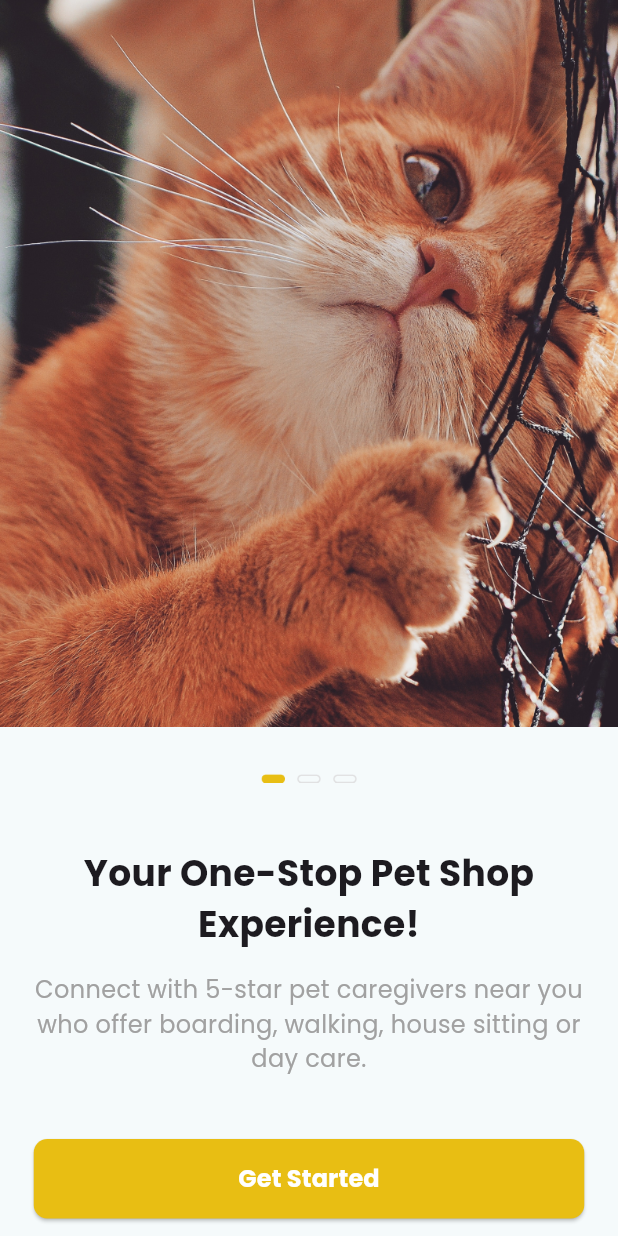
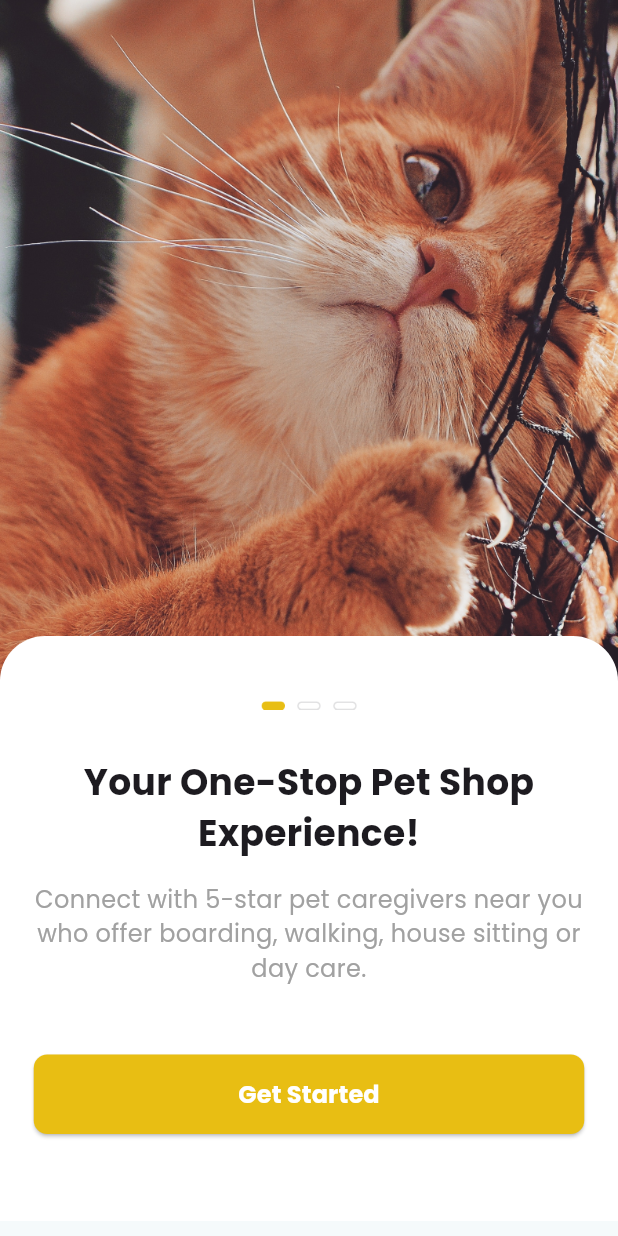
Before and after one commit to czarbasanal/flutter_petshop_app, a Flutter app: the screen it shows after launch, on a phone screen of 412 x 824 dp. Run offline on Flutter 3.47's test engine with Material 3 defaults, Android fonts, the light colour scheme and no system bars; drawn by our look-alikes of carousel_slider; our stand-ins replace google_fonts.

Commit message:
onboarding final layout

```diff
--- a/lib/main.dart
+++ b/lib/main.dart
@@ -3,7 +3,6 @@ import 'package:flutter_petshop_app/screens/onboarding_page.dart';
 import 'package:google_fonts/google_fonts.dart';
 import 'package:provider/provider.dart';
 import 'models/cart.dart';
-import 'screens/home_page.dart';
 
 void main() {
   runApp(
--- a/lib/screens/cart_page.dart
+++ b/lib/screens/cart_page.dart
@@ -17,6 +17,7 @@ class CartPage extends StatelessWidget {
           'Shopping Cart',
           style: TextStyle(fontWeight: FontWeight.bold),
         ),
+        automaticallyImplyLeading: false,
         surfaceTintColor: Colors.transparent,
       ),
       body: Consumer<Cart>(
--- a/lib/screens/onboarding_page.dart
+++ b/lib/screens/onboarding_page.dart
@@ -1,6 +1,7 @@
 import 'package:flutter/material.dart';
 import 'package:carousel_slider/carousel_slider.dart';
 import 'package:flutter_petshop_app/app_styles.dart';
+import 'package:flutter_petshop_app/screens/home_page.dart';
 import 'package:google_fonts/google_fonts.dart';
 
 class OnboardingPage extends StatefulWidget {
@@ -24,8 +25,9 @@ class _OnboardingPageState extends State<OnboardingPage> {
   Widget build(BuildContext context) {
     return SafeArea(
       child: Scaffold(
-        body: Column(
-          children: <Widget>[
+        body: Stack(children: [
+          Column(
+            children: [
               CarouselSlider(
                 carouselController: _controller,
                 options: CarouselOptions(
@@ -43,6 +45,23 @@ class _OnboardingPageState extends State<OnboardingPage> {
                       child: Image.asset(item, fit: BoxFit.cover, width: 1000));
                 }).toList(),
               ),
+            ],
+          ),
+          PositionedDirectional(
+            top: 424,
+            child: Container(
+              height: 390,
+              width: MediaQuery.of(context).size.width,
+              decoration: BoxDecoration(
+                  color: Colors.white,
+                  borderRadius: BorderRadius.only(
+                      topLeft: Radius.circular(30),
+                      topRight: Radius.circular(30))),
+              child: Column(
+                children: <Widget>[
+                  const SizedBox(
+                    height: 42,
+                  ),
                   Row(
                     mainAxisAlignment: MainAxisAlignment.center,
                     children: imgList.asMap().entries.map((entry) {
@@ -51,7 +70,6 @@ class _OnboardingPageState extends State<OnboardingPage> {
                         child: Padding(
                           padding: const EdgeInsets.symmetric(
                             horizontal: 4,
-                      vertical: 30,
                           ),
                           child: Image.asset(
                             _current == entry.key
@@ -64,8 +82,8 @@ class _OnboardingPageState extends State<OnboardingPage> {
                       );
                     }).toList(),
                   ),
-            Expanded(
-              child: Column(
+                  const SizedBox(height: 30),
+                  Column(
                     mainAxisAlignment: MainAxisAlignment.center,
                     children: <Widget>[
                       Text(
@@ -78,14 +96,20 @@ class _OnboardingPageState extends State<OnboardingPage> {
                         padding: EdgeInsets.all(16.0),
                         child: Text(
                           'Connect with 5-star pet caregivers near you who offer boarding, walking, house sitting or day care.',
-                      style: TextStyle(fontSize: 16, color: Color(0xFFA1A1A1)),
+                          style:
+                              TextStyle(fontSize: 16, color: Color(0xFFA1A1A1)),
                           textAlign: TextAlign.center,
                         ),
                       ),
-                  const SizedBox(height: 26),
+                      const SizedBox(height: 30),
                       ElevatedButton(
                         onPressed: () {
-                      // Handle button press
+                          Navigator.push(
+                            context,
+                            MaterialPageRoute(
+                              builder: (context) => const HomePage(),
+                            ),
+                          );
                         },
                         style: ElevatedButton.styleFrom(
                           foregroundColor: Colors.white,
@@ -103,9 +127,11 @@ class _OnboardingPageState extends State<OnboardingPage> {
                       ),
                     ],
                   ),
-            ),
                 ],
               ),
+            ),
+          ),
+        ]),
       ),
     );
   }
```
Lines whose indentation alone changed are shown as unchanged.
